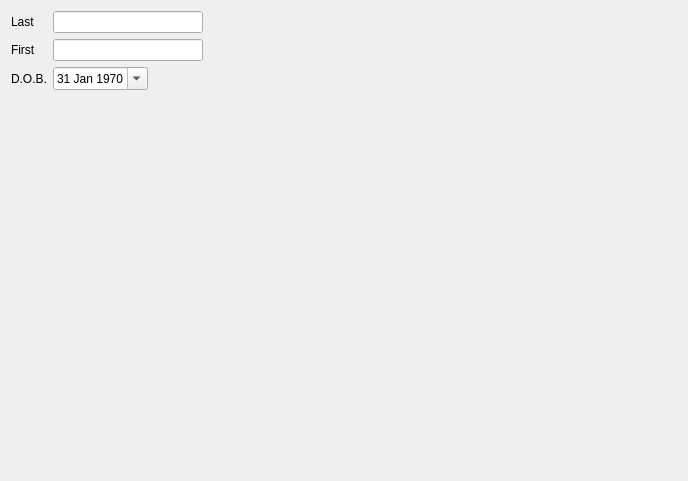
Qt form mtrack/npw_page00.ui (kyledevans/Medicine-Track) before a commit.
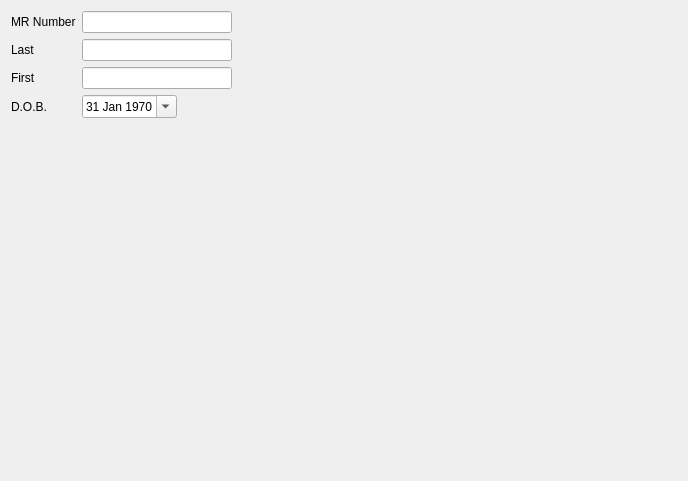
The same form after that commit.

```diff
--- a/mtrack/npw_page00.ui
+++ b/mtrack/npw_page00.ui
@@ -135,6 +135,46 @@
      </property>
     </widget>
    </item>
+   <item row="0" column="1">
+    <layout class="QHBoxLayout" name="horizontalLayout_4">
+     <item>
+      <widget class="QLineEdit" name="mrNumberField">
+       <property name="minimumSize">
+        <size>
+         <width>150</width>
+         <height>0</height>
+        </size>
+       </property>
+       <property name="maximumSize">
+        <size>
+         <width>150</width>
+         <height>16777215</height>
+        </size>
+       </property>
+      </widget>
+     </item>
+     <item>
+      <spacer name="horizontalSpacer_4">
+       <property name="orientation">
+        <enum>Qt::Horizontal</enum>
+       </property>
+       <property name="sizeHint" stdset="0">
+        <size>
+         <width>40</width>
+         <height>20</height>
+        </size>
+       </property>
+      </spacer>
+     </item>
+    </layout>
+   </item>
+   <item row="0" column="0">
+    <widget class="QLabel" name="mrNumberLabel">
+     <property name="text">
+      <string>MR Number</string>
+     </property>
+    </widget>
+   </item>
   </layout>
  </widget>
  <resources/>
```
